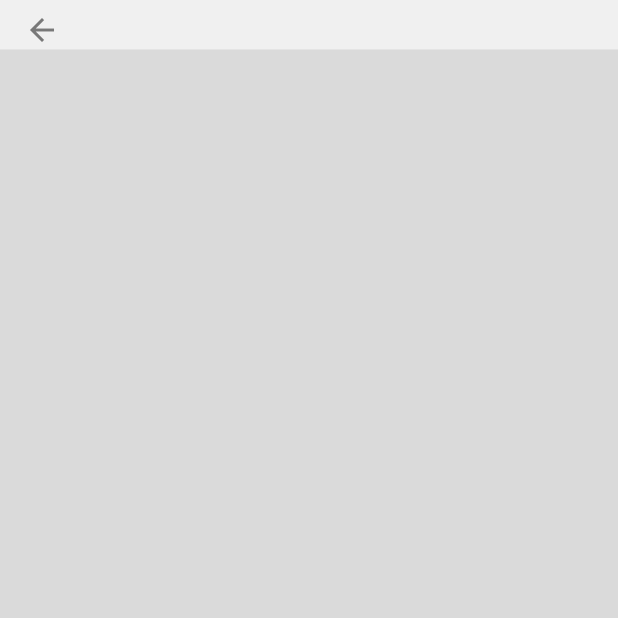
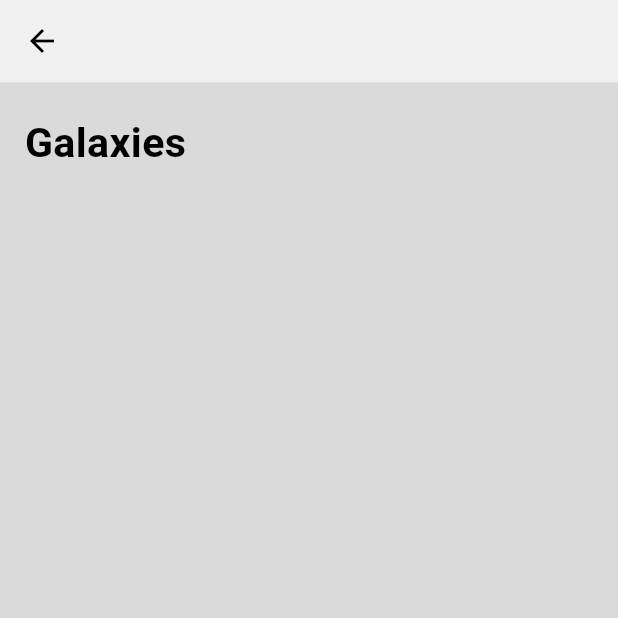
Before and after one commit to AlperHakli/solar_system, a Flutter app: the Allgalaxyiespage screen opened directly, on a phone screen of 412 x 824 dp, the top half of it. Run offline on Flutter 3.47's test engine with Material 3 defaults, Android fonts, the phone set to English and light mode, and no system bars; our stand-ins replace carousel_slider, cloud_firestore, curved_navigation_bar, firebase_core, firebase_storage, google_fonts and 2 more; missing offline and left inert: dart:ffi, firebase_app_check; accounts and stored records are empty.

Commit message:
solar_system

```diff
--- a/solar_system/lib/data/provider/firebaseevents.dart
+++ b/solar_system/lib/data/provider/firebaseevents.dart
@@ -18,11 +18,10 @@ class Firebaseevents extends ChangeNotifier {
   }
 
 
-  Future<DocumentSnapshot<Map<String, dynamic>>> getaboutsomething(String name) {
+  Stream<DocumentSnapshot<Map<String, dynamic>>> getaboutsomething(String name) {
     var collection = FirebaseFirestore.instance.collection("Abouttexts").doc(name);
-    var event = collection.get();
     final mystate = collection.snapshots();
-    return event;
+    return mystate;
   }
   Stream<QuerySnapshot<Map<String,dynamic>>> getaboutnasadatas(){
     var coll = FirebaseFirestore.instance.collection("About nasa");
--- a/solar_system/lib/ui/pages/allgalaxiespage.dart
+++ b/solar_system/lib/ui/pages/allgalaxiespage.dart
@@ -1,5 +1,9 @@
 import 'package:flutter/material.dart';
 import 'package:solar_system/ui/widgets/allgalaxyieswidgets/emptyappbarallgalaxywidgets.dart';
+import 'package:solar_system/ui/widgets/generalwidgets/emptyappbar.dart';
+import 'package:solar_system/ui/widgets/generalwidgets/emptycontainer.dart';
+import 'package:solar_system/ui/widgets/generalwidgets/headertextwidget.dart';
+import 'package:solar_system/ui/widgets/generalwidgets/smalleremptyconteiner.dart';
 
 class Allgalaxyiespage extends StatelessWidget {
   const Allgalaxyiespage({super.key});
@@ -11,6 +15,8 @@ class Allgalaxyiespage extends StatelessWidget {
         child: Column(
           children: [
             Emptyappbarallgalaxieswidget(),
+            Smalleremptycontainer(),
+            Headertextwidget(header: "Galaxies", fontsizewidthdivider: 15, leftmarginwitdthdivider: 25),
           ],
         ),
       ),
--- a/solar_system/lib/ui/widgets/allgalaxyieswidgets/emptyappbarallgalaxywidgets.dart
+++ b/solar_system/lib/ui/widgets/allgalaxyieswidgets/emptyappbarallgalaxywidgets.dart
@@ -7,9 +7,12 @@ class Emptyappbarallgalaxieswidget extends StatelessWidget {
   Widget build(BuildContext context) {
     var height = MediaQuery.of(context).size.height;
     return AppBar(
-      toolbarHeight: height/25,
+      toolbarHeight: height/15,
       backgroundColor: Theme.of(context).colorScheme.background,
+      leading: IconButton(color: Theme.of(context).colorScheme.onPrimary,icon: Icon(Icons.arrow_back_outlined),onPressed: (){
+        Navigator.pop(context);
+      },),
+    );
 
-    );
   }
 }
--- a/solar_system/lib/ui/widgets/galaxiespagewidgets/didyouknowaboutmilkywaywidget.dart
+++ b/solar_system/lib/ui/widgets/galaxiespagewidgets/didyouknowaboutmilkywaywidget.dart
@@ -12,13 +12,14 @@ class Didyouknowaboutmilkywaywidget extends StatelessWidget {
 
   @override
   Widget build(BuildContext context) {
+
     var width = MediaQuery.of(context).size.width;
     var height = MediaQuery.of(context).size.height;
     return SizedBox(
       width: width,
       height: height / 3,
-      child: FutureBuilder(
-          future: context
+      child: StreamBuilder(
+          stream: context
               .watch<Firebaseevents>()
               .getaboutsomething("Didyouknowgalaxy"),
           builder: (context, snaptube) {
--- a/solar_system/lib/ui/widgets/generalwidgets/aboutsomethingwidget.dart
+++ b/solar_system/lib/ui/widgets/generalwidgets/aboutsomethingwidget.dart
@@ -12,8 +12,8 @@ class Aboutsomethingwidget extends StatelessWidget {
 
   @override
   Widget build(BuildContext context) {
-    return FutureBuilder(
-        future: context.watch<Firebaseevents>().getaboutsomething(name),
+    return StreamBuilder(
+        stream: context.watch<Firebaseevents>().getaboutsomething(name),
         builder: (context, snapshot) {
           if (snapshot.hasData) {
 
```
Also changed, not shown: solar_system/lib/ui/pages/galaxiespage.dart (+26 -9 lines), solar_system/lib/ui/pages/pagecontroller.dart (+5 -6 lines), solar_system/lib/ui/widgets/generalwidgets/allsomethinglistview.dart (added, +12 -0 lines).
